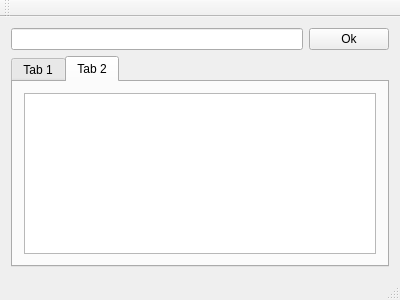
Above: mainwindow.ui from tstaerk/kommander before the change. Below: the same form after it.
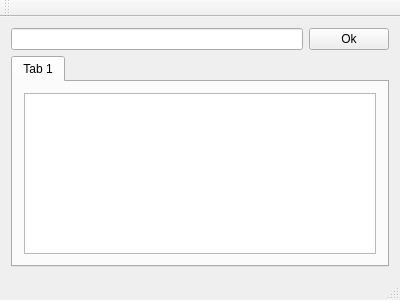
That is the form after the change. The open tabs and pages were chosen to show the change.

Patch:
```diff
--- a/mainwindow.ui
+++ b/mainwindow.ui
@@ -40,16 +40,6 @@
         </item>
        </layout>
       </widget>
-      <widget class="QWidget" name="tab_2">
-       <attribute name="title">
-        <string>Tab 2</string>
-       </attribute>
-       <layout class="QGridLayout" name="gridLayout_3">
-        <item row="0" column="0">
-         <widget class="QPlainTextEdit" name="plainTextEdit_2"/>
-        </item>
-       </layout>
-      </widget>
      </widget>
     </item>
    </layout>
```
